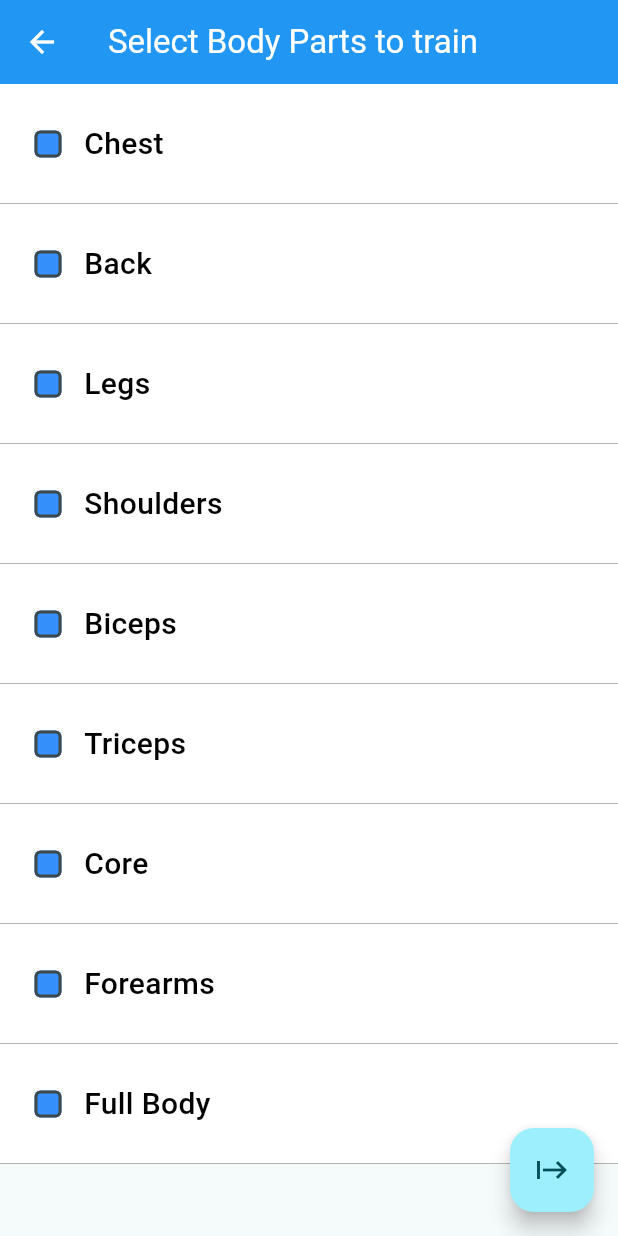
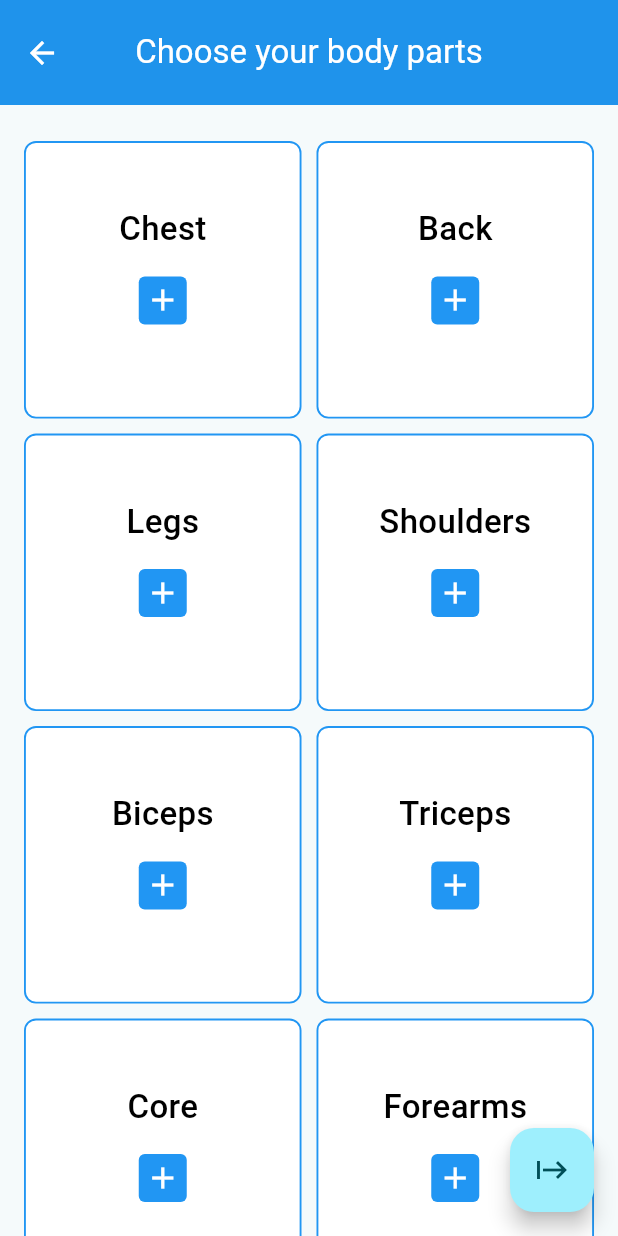
Before and after one commit to Tryferos/Workout, a Flutter app: the screen it shows after launch, after a tap on "Start a workout", on a phone screen of 412 x 824 dp. Run offline on Flutter 3.47's test engine with Material 2 defaults, Android fonts, the phone set to English and light mode, and no system bars; our stand-ins replace sqflite; accounts and stored records are empty; network calls fail.

Commit message:
change bodyparts selection design & added image in each excercise

```diff
--- a/lib/bodyPart.dart
+++ b/lib/bodyPart.dart
@@ -230,7 +230,10 @@ class _ExcerciseListItemState extends State<ExcerciseListItem> {
       ),
       title: Text(excercise.getName),
       subtitle: Text(excercise.getCategory),
-      leading: Image.network(excercise.getIconUrlColored),
+      leading: Hero(
+        tag: 'excerciseIcon${excercise.name}',
+        child: Image.network(excercise.getIconUrlColored),
+      ),
       shape: const Border(
         bottom: BorderSide(color: Colors.grey, width: 0.3),
       ),
--- a/lib/excercise.dart
+++ b/lib/excercise.dart
@@ -65,33 +65,36 @@ class _ExcerciseWidgetState extends State<ExcerciseWidget> {
     super.dispose();
   }
 
+  final Color textColor = const Color.fromARGB(255, 42, 5, 77);
+
   @override
   Widget build(BuildContext context) {
     return Scaffold(
       appBar: AppBar(
           toolbarHeight: 100,
-        elevation: 2,
+          elevation: 0,
           centerTitle: true,
           title: Column(
             children: [
-            Text(
-              excercise.name,
-              style: const TextStyle(color: Colors.white),
-            ),
+              Text(excercise.name,
+                  style: TextStyle(
+                    color: textColor,
+                    fontSize: 28,
+                    fontWeight: FontWeight.w700,
+                  )),
               Text(
                 "${strDigits(duration.inHours.remainder(60))}h ${strDigits(duration.inMinutes.remainder(60))}m ${strDigits(duration.inSeconds.remainder(60))}s",
-              style: const TextStyle(color: Colors.white, fontSize: 12),
+                style: TextStyle(color: textColor, fontSize: 14),
               ),
             ],
           ),
           leading: IconButton(
-          icon: const Icon(Icons.arrow_back, color: Colors.white),
+            icon: Icon(Icons.arrow_back, color: textColor, size: 28),
             onPressed: () {
               Navigator.of(context).pop();
             },
           ),
-        backgroundColor: Colors.blue,
-      ),
+          backgroundColor: const Color.fromARGB(255, 255, 255, 255)),
       persistentFooterButtons: [
         SizedBox(
           width: MediaQuery.of(context).size.width,
@@ -325,6 +328,14 @@ class _ExcerciseInputsState extends State<ExcerciseInputs> {
                     Border(bottom: BorderSide(color: Colors.grey, width: 0.3))),
             child: Column(
               children: [
+                Hero(
+                  tag: 'excerciseIcon${excercise.excercise.name}',
+                  child: SizedBox(
+                    height: 100,
+                    child: Image.network(excercise.excercise.getIconUrlColored),
+                  ),
+                ),
+                const Padding(padding: EdgeInsets.only(top: 20)),
                 const Text(
                   'Select number of Sets',
                   style: TextStyle(
--- a/lib/index.dart
+++ b/lib/index.dart
@@ -74,8 +74,10 @@ class Workout extends StatelessWidget {
   Widget build(BuildContext context) {
     return Scaffold(
       appBar: AppBar(
+        toolbarHeight: 70,
+        centerTitle: true,
         title: const Text(
-          "Select Body Parts to train",
+          "Choose your body parts",
           style: TextStyle(color: Colors.white),
         ),
         leading: IconButton(
@@ -85,27 +87,25 @@ class Workout extends StatelessWidget {
           },
         ),
         backgroundColor: Colors.blue,
+        elevation: 2,
       ),
-      body: ListView(
-        scrollDirection: Axis.vertical,
-        addAutomaticKeepAlives: false,
-        children: [
-          for (var bodyPart in bodyParts)
-            Column(
-              children: [
-                BodyPartItem(title: bodyPart, onTap: onTap),
-                const Divider(
-                  color: Colors.black,
-                  height: 0,
-                  thickness: 0.2,
-                )
-              ],
-            )
-        ],
-      ),
+      body: GridView.count(
+          padding: const EdgeInsets.symmetric(horizontal: 16, vertical: 24),
+          crossAxisCount: 2,
+          crossAxisSpacing: 10,
+          mainAxisSpacing: 10,
+          scrollDirection: Axis.vertical,
+          // Generate 100 widgets that display their index in the List.
+          children: List.generate(bodyParts.length, (index) {
+            return BodyPartItem(
+                title: bodyParts[index],
+                onTap: onTap,
+                index: selectedBodyParts.indexOf(bodyParts[index]));
+          })),
       floatingActionButton: FloatingActionButton(
         child: const Icon(Icons.start),
         onPressed: () {
+          if (selectedBodyParts.isEmpty) return;
           Navigator.of(context).push(MaterialPageRoute(
               builder: (context) =>
                   Session(selectedBodyParts: selectedBodyParts)));
@@ -114,3 +114,26 @@ class Workout extends StatelessWidget {
     );
   }
 }
+
+
+// ListView(
+//         scrollDirection: Axis.vertical,
+//         addAutomaticKeepAlives: false,
+//         children: [
+//           for (var bodyPart in bodyParts)
+//             Column(
+//               children: [
+//                 BodyPartItem(
+//                   title: bodyPart,
+//                   onTap: onTap,
+//                   index: selectedBodyParts.indexOf(bodyPart),
+//                 ),
+//                 const Divider(
+//                   color: Colors.black,
+//                   height: 0,
+//                   thickness: 0.2,
+//                 )
+//               ],
+//             )
+//         ],
+//       ),
--- a/lib/notes.dart
+++ b/lib/notes.dart
@@ -45,7 +45,6 @@ class _NotesWidgetState extends State<NotesWidget> {
                         icon: const Icon(Icons.check,
                             color: Colors.blue, size: 32),
                         onPressed: () async {
-                          print(newNotes);
                           await ExcerciseInfo.updateNotes(
                               newNotes, widget.name);
                           setState(() {
--- a/lib/workout.dart
+++ b/lib/workout.dart
@@ -2,17 +2,23 @@ import 'package:flutter/material.dart';
 import 'package:flutter_application_1/main.dart';
 
 class BodyPartItem extends StatefulWidget {
-  const BodyPartItem({super.key, required this.title, required this.onTap});
+  const BodyPartItem(
+      {super.key,
+      required this.title,
+      required this.onTap,
+      required this.index});
   final String title;
   final void Function(String) onTap;
+  final int index;
   @override
   State<BodyPartItem> createState() => _BodyPartItemState();
 }
 
 class _BodyPartItemState extends State<BodyPartItem> {
-  bool value = false;
   String get title => widget.title;
   String lastWorkout = '';
+
+  bool isSelected() => widget.index != -1;
 
   @override
   void initState() {
@@ -45,21 +51,21 @@ class _BodyPartItemState extends State<BodyPartItem> {
   }
 
   Color getBackgroundColor() {
-    if (value == true) {
+    if (isSelected() == true) {
       return const Color.fromRGBO(52, 143, 250, 1);
     }
     return Colors.white;
   }
 
   Color getCheckboxColor() {
-    if (value == false) {
+    if (isSelected() == false) {
       return const Color.fromRGBO(52, 143, 250, 1);
     }
     return Colors.white;
   }
 
   Color getTextColor() {
-    if (value == true) {
+    if (isSelected() == true) {
       return Colors.white;
     }
     return Colors.black;
@@ -70,53 +76,77 @@ class _BodyPartItemState extends State<BodyPartItem> {
     return GestureDetector(
       onTap: () {
         widget.onTap(title);
-          setState(() {
-            value = !value;
-          });
       },
       child: Container(
-            width: MediaQuery.of(context).size.width,
-            height: 80,
+          height: 60,
           // margin: const EdgeInsets.all(5),
           padding: const EdgeInsets.fromLTRB(8, 4, 8, 4),
           decoration: BoxDecoration(
             color: getBackgroundColor(),
-              // border: Border.all(color: getTextColor(), width: 0.2),
+            borderRadius: const BorderRadius.all(Radius.circular(8)),
+            border: !isSelected()
+                ? Border.all(color: Colors.blue, width: 1.25)
+                : null,
           ),
           child: Row(
-              mainAxisAlignment: MainAxisAlignment.spaceBetween,
+              mainAxisAlignment: MainAxisAlignment.center,
               crossAxisAlignment: CrossAxisAlignment.center,
               children: [
-                Row(
+                Column(
+                  mainAxisAlignment: MainAxisAlignment.center,
                   children: [
-                    Checkbox(
-                      checkColor: Colors.blue,
-                      fillColor: MaterialStateProperty.resolveWith(
-                          (states) => getCheckboxColor()),
-                      shape: RoundedRectangleBorder(
-                          borderRadius: BorderRadius.circular(4)),
-                      value: value,
-                      onChanged: (bool? newValue) {
-                        setState(() {
-                          value = newValue!;
-                        });
-                      },
-                    ),
+                    Expanded(
+                        flex: 8,
+                        child: Column(
+                          mainAxisAlignment: MainAxisAlignment.center,
+                          crossAxisAlignment: CrossAxisAlignment.center,
+                          children: [
                             Text(title,
                                 style: TextStyle(
-                            fontSize: 20,
+                                    fontSize: 22,
                                     color: getTextColor(),
                                     fontWeight: FontWeight.w500)),
+                            const SizedBox(height: 16),
+                            Container(
+                                alignment: Alignment.center,
+                                decoration: BoxDecoration(
+                                    color: isSelected()
+                                        ? Colors.white
+                                        : Colors.blue,
+                                    borderRadius: const BorderRadius.all(
+                                        Radius.circular(4))),
+                                height: 32,
+                                width: 32,
+                                child: isSelected()
+                                    ? Text(
+                                        widget.index.toString(),
+                                        style: const TextStyle(
+                                            color: Colors.blue,
+                                            fontSize: 18,
+                                            fontWeight: FontWeight.w600,
+                                            fontFamily: 'Roboto'),
+                                      )
+                                    : const Icon(
+                                        Icons.add,
+                                        color: Colors.white,
+                                        size: 24,
+                                      )),
                           ],
-                ),
-                Container(
-                  height: 80,
-                  alignment: Alignment.bottomRight,
+                        )),
+                    Expanded(
+                      flex: 1,
+                      child: Container(
+                        width: MediaQuery.of(context).size.width * 0.35,
+                        alignment: Alignment.center,
                         child: Text(lastWorkout,
                             style: TextStyle(
-                          color: getTextColor(), fontWeight: FontWeight.w400)),
+                                color: getTextColor(),
+                                fontWeight: FontWeight.w400)),
+                      ),
                     )
                   ],
-            )));
+                )
+              ])),
+    );
   }
 }
```
Lines whose indentation alone changed are shown as unchanged.
